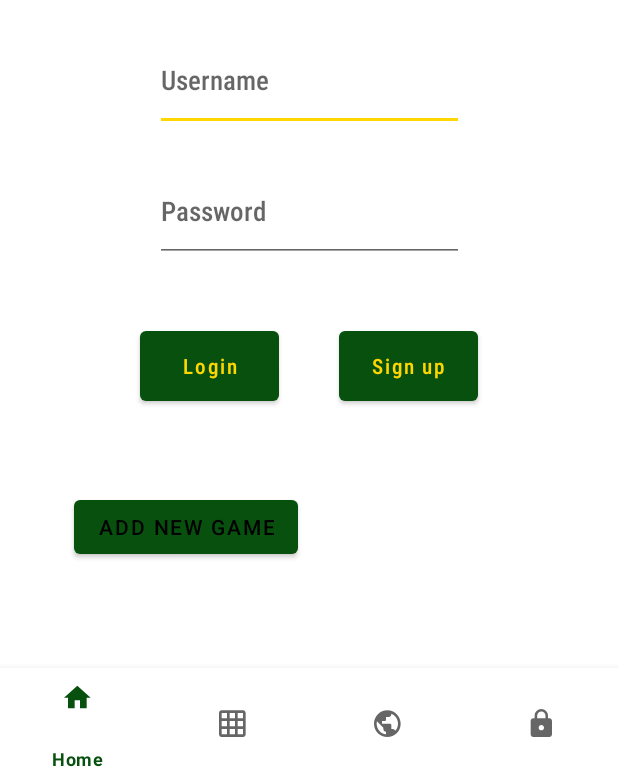
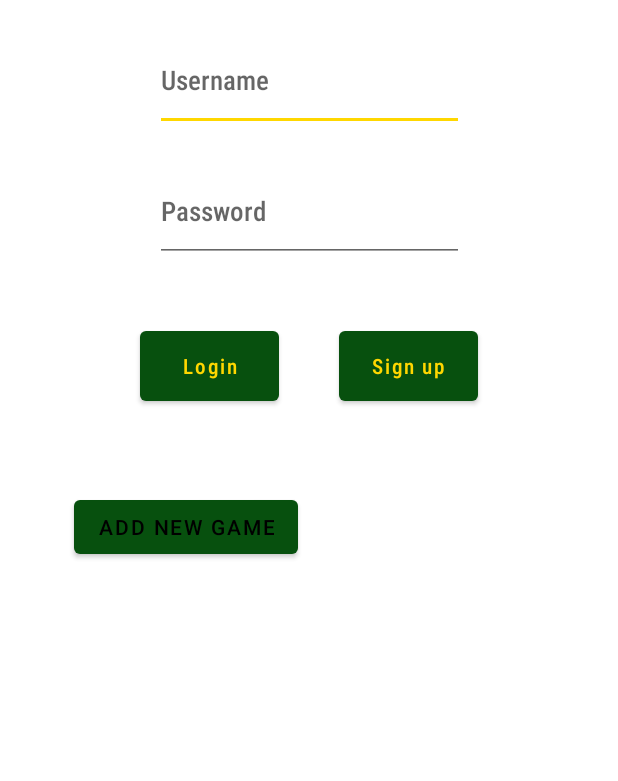
Before and after one commit to CamdenKSeaver/VolleyballApp2, an Android app: the screen it shows after launch (MainActivity), on a phone screen of 412 x 824 dp, the part 455-1236 px from its top. Run offline under Robolectric (Android 15) with nearby library versions, the phone set to English and light mode, and no system bars; our stand-ins replace Firebase (no records; nobody signed in at launch, a user with empty details on screens opened directly).

Commit message:
disabled and enable nav bar

```diff
--- a/VolleyballApp-main/app/src/main/java/com/example/volleyballapp/MainActivity.java
+++ b/VolleyballApp-main/app/src/main/java/com/example/volleyballapp/MainActivity.java
@@ -617,6 +617,8 @@ public void setVars() {
 
 //                                Intent intent = new Intent(SignInActivity.this, SelectActionActivity.class);
 //                                startActivity(intent);
+                                bottomNavigationView.setVisibility(View.VISIBLE);
+
                             }
                             else {
                                 try {
@@ -666,7 +668,7 @@ public void setVars() {
                                 // firebaseHelper.attachReadDataToUser();
 
                                 Log.d(TAG, userName + " logged in");
-
+                                bottomNavigationView.setVisibility(View.VISIBLE);
                             }
                             else {
                                 // if log in fails, display a message to the user along with the exception from firebase auth
--- a/VolleyballApp-main/app/src/main/res/layout/activity_main.xml
+++ b/VolleyballApp-main/app/src/main/res/layout/activity_main.xml
@@ -25,6 +25,7 @@
         app:layout_constraintEnd_toEndOf="parent"
         app:layout_constraintHorizontal_bias="0.5"
         app:layout_constraintStart_toStartOf="parent"
+        android:visibility="invisible"
         app:menu="@menu/bottom_nav_menu"/>
 
 </androidx.constraintlayout.widget.ConstraintLayout>
```
